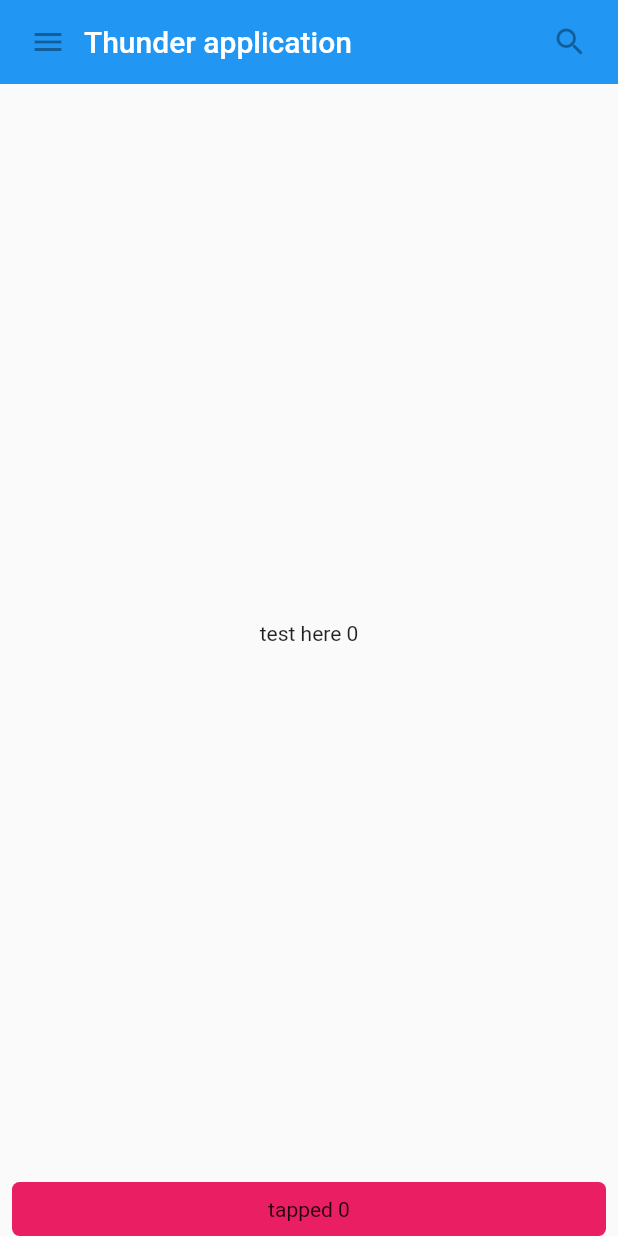
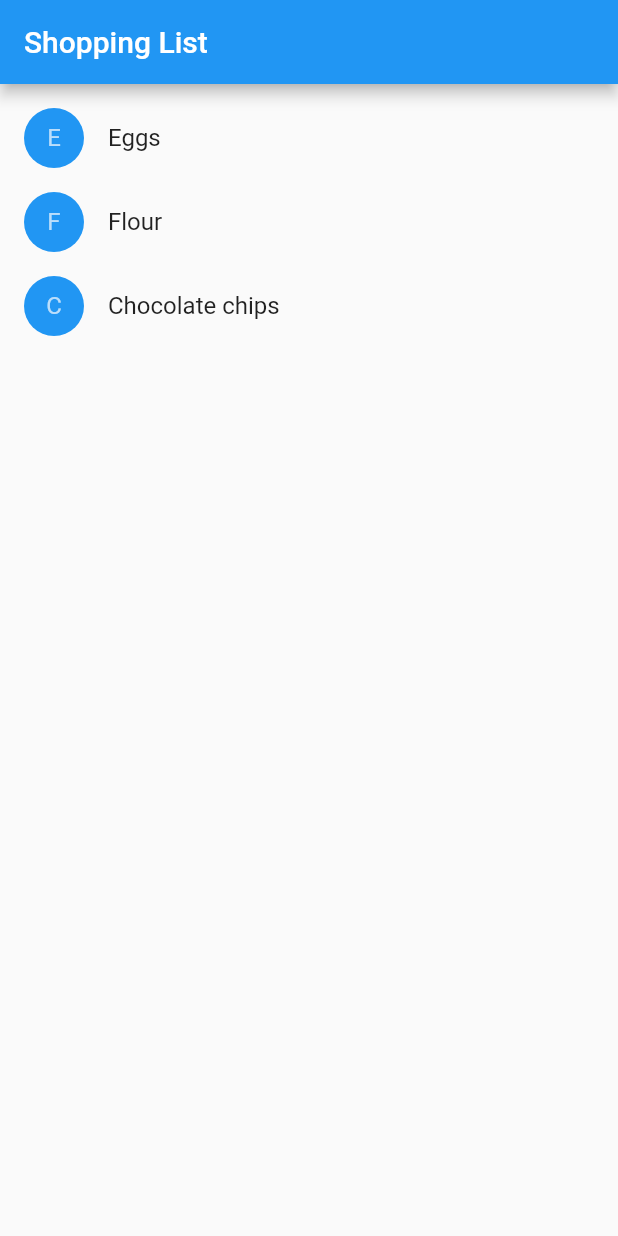
Before and after one commit to LockyBounty/flutterTraining, a Flutter app: the screen it shows after launch, on a phone screen of 412 x 824 dp. Run offline on Flutter 3.47's test engine with Material 2 defaults, Android fonts, the phone set to English and light mode, and no system bars.

Commit message:
changed files name

```diff
--- a/lib/main.dart
+++ b/lib/main.dart
@@ -1,113 +1 @@
 import 'package:flutter/material.dart';
-
-var button1 = 0;
-
-class MyAppBar extends StatelessWidget {
-  MyAppBar({this.title});
-
-  // Fields in a Widget subclass are always marked "final".
-
-  final Widget title;
-
-  @override
-  Widget build(BuildContext context) {
-    return Container(
-      height: 56.0, // in logical pixels
-      padding: const EdgeInsets.symmetric(horizontal: 8.0),
-      decoration: BoxDecoration(color: Colors.blue[500]),
-      // Row is a horizontal, linear layout.
-      child: Row(
-        // <Widget> is the type of items in the list.
-        children: <Widget>[
-          IconButton(
-            icon: Icon(Icons.menu),
-            tooltip: 'Navigation menu',
-            onPressed: null, // null disables the button
-          ),
-          // Expanded expands its child to fill the available space.
-          Expanded(
-            child: title,
-          ),
-          IconButton(
-            icon: Icon(Icons.search),
-            tooltip: 'Search',
-            onPressed: null,
-          ),
-        ],
-      ),
-    );
-  }
-}
-
-class MyScaffold extends StatelessWidget {
-  @override
-  Widget build(BuildContext context) {
-    var tester= 'test here $button1';
-    // Material is a conceptual piece of paper on which the UI appears.
-    return Material(
-      // Column is a vertical, linear layout.
-      child: Column(
-        children: <Widget>[
-          MyAppBar(
-            title: Text(
-              'Thunder application',
-              style: Theme.of(context).primaryTextTheme.title,
-            ),
-          ),
-          Expanded(
-            child: Center(
-              child: Text(tester),
-
-                //"Hello, welcome to North Korea my friend, we wish you a good trip! and dont forget buy our party badge"),
-            ),
-          ),
-          MyButton(),
-
-        ],
-      ),
-    );
-  }
-}
-
-class MyButton extends StatelessWidget {
-
-  @override
-  Widget build(BuildContext context) {
-
-    return GestureDetector(
-      onTap: () {
-
-        button1++;
-        print('MyButton was tapped! $button1');
-      },
-      child: Container(
-        height: 36.0,
-        padding: const EdgeInsets.all(8.0),
-        margin: const EdgeInsets.symmetric(horizontal: 8.0),
-        decoration: BoxDecoration(
-          borderRadius: BorderRadius.circular(5.0),
-          color: Colors.pink,
-        ),
-        child: Center(
-          child: Text('tapped $button1'),
-        ),
-      ),
-    );
-  }
-}
-
-/*class CountersState extends State<Counters>{
-
-}
-class Counters extends StatefulWidget {
-  @override
-  CountersState createState() => CountersState();
-}*/
-
-void main() {
-  runApp(MaterialApp(
-    title: 'My app', // used by the OS task switcher
-    home: MyScaffold(),
-
-  ));
-}
--- /dev/null
+++ b/lib/mainShoppingExampleandButton.dart
@@ -0,0 +1,272 @@
+import 'package:flutter/material.dart';
+
+// class MyAppBar extends StatelessWidget {
+//   MyAppBar({this.title});
+
+//   // Fields in a Widget subclass are always marked "final".
+
+//   final Widget title;
+
+//   @override
+//   Widget build(BuildContext context) {
+//     return Container(
+//       height: 56.0, // in logical pixels
+//       padding: const EdgeInsets.symmetric(horizontal: 8.0),
+//       decoration: BoxDecoration(color: Colors.blue[500]),
+//       // Row is a horizontal, linear layout.
+//       child: Row(
+//         // <Widget> is the type of items in the list.
+//         children: <Widget>[
+//           IconButton(
+//             icon: Icon(Icons.menu),
+//             tooltip: 'Navigation menu',
+//             onPressed: null, // null disables the button
+//           ),
+//           // Expanded expands its child to fill the available space.
+//           Expanded(
+//             child: title,
+//           ),
+//           IconButton(
+//             icon: Icon(Icons.search),
+//             tooltip: 'Search',
+//             onPressed: null,
+//           ),
+//         ],
+//       ),
+//     );
+//   }
+// }
+
+// var button1 = 0;
+
+// class MyButton extends StatelessWidget {
+
+//   @override
+//   Widget build(BuildContext context) {
+
+//     return GestureDetector(
+//       onTap: () {
+
+//         print('MyButton was tapped! ${button1++}');
+//       },
+//       child: Container(
+//         height: 56.0,
+//         padding: const EdgeInsets.all(8.0),
+//         margin: const EdgeInsets.symmetric(horizontal: 8.0),
+//         decoration: BoxDecoration(
+//           borderRadius: BorderRadius.circular(9.0),
+//           color: Colors.green,
+//         ),
+//         child: Center(
+//           child: Text('Button $button1'),
+//         ),
+//       ),
+//     );
+//   }
+// }
+
+// class MyScaffold extends StatelessWidget {
+//   @override
+//   Widget build(BuildContext context) {
+//     var tester= 'test here';
+//     // Material is a conceptual piece of paper on which the UI appears.
+//     return Material(
+//       // Column is a vertical, linear layout.
+//       child: Column(
+//         children: <Widget>[
+//           MyAppBar(
+//             title: Text(
+//               'Thunder application',
+//               style: Theme.of(context).primaryTextTheme.title,
+//             ),
+//           ),
+//           Expanded(
+//             child: Center(
+//               child: Text(tester),
+
+//                 //"Hello, welcome to North Korea my friend, we wish you a good trip! and dont forget buy our party badge"),
+//             ),
+//           ),
+//           ShoppingList()
+//           MyButton(),
+//           Counter(),
+
+//         ],
+//       ),
+//     );
+//   }
+// }
+
+
+
+class CounterDisplay extends StatelessWidget {
+  CounterDisplay({this.count});
+
+  final int count;
+
+  @override
+  Widget build(BuildContext context) {
+    print('I pissed on your face $count times');
+    return Text('Count: $count') ;
+  }
+}
+
+class CounterIncrementor extends StatelessWidget {
+  CounterIncrementor({this.onPressed});
+
+  final VoidCallback onPressed;
+
+  @override
+  Widget build(BuildContext context) {
+    return RaisedButton(
+      onPressed: onPressed,
+      child: Text('Increment Piss'),
+    );
+  }
+}
+
+class Counter extends StatefulWidget {
+  @override
+  _CounterState createState() => _CounterState();
+}
+
+class _CounterState extends State<Counter> {
+  int _counter = 0;
+
+  void _increment() {
+    setState(() {
+      ++_counter;
+    });
+  }
+
+  @override
+  Widget build(BuildContext context) {
+    return Row(children: <Widget>[
+      CounterIncrementor(onPressed: _increment),
+      Expanded(child: Center(
+              child: Text("lol"),)),
+      CounterDisplay(count: _counter),
+    ]);
+  }
+}
+
+
+class Product {
+  const Product({this.name});
+  final String name;
+}
+
+typedef void CartChangedCallback(Product product, bool inCart);
+
+class ShoppingListItem extends StatelessWidget {
+  ShoppingListItem({Product product, this.inCart, this.onCartChanged})
+      : product = product,
+        super(key: ObjectKey(product));
+
+  final Product product;
+  final bool inCart;
+  final CartChangedCallback onCartChanged;
+
+  Color _getColor(BuildContext context) {
+    // The theme depends on the BuildContext because different parts of the tree
+    // can have different themes.  The BuildContext indicates where the build is
+    // taking place and therefore which theme to use.
+
+    return inCart ? Colors.green : Theme.of(context).primaryColor;
+  }
+
+  TextStyle _getTextStyle(BuildContext context) {
+    if (!inCart) return null;
+
+    return TextStyle(
+      color: Colors.green,
+      decoration: TextDecoration.lineThrough,
+    );
+  }
+
+  @override
+  Widget build(BuildContext context) {
+    return ListTile(
+      onTap: () {
+        onCartChanged(product, inCart);
+      },
+      leading: CircleAvatar(
+        backgroundColor: _getColor(context),
+        child: Text(product.name[0]),
+      ),
+      title: Text(product.name, style: _getTextStyle(context)),
+    );
+  }
+}
+
+class ShoppingList extends StatefulWidget {
+  ShoppingList({Key key, this.products}) : super(key: key);
+
+  final List<Product> products;
+
+  // The framework calls createState the first time a widget appears at a given
+  // location in the tree. If the parent rebuilds and uses the same type of
+  // widget (with the same key), the framework re-uses the State object
+  // instead of creating a new State object.
+
+  @override
+  _ShoppingListState createState() => _ShoppingListState();
+}
+
+class _ShoppingListState extends State<ShoppingList> {
+  Set<Product> _shoppingCart = Set<Product>();
+
+  void _handleCartChanged(Product product, bool inCart) {
+    setState(() {
+      // When a user changes what's in the cart, you need to change
+      // _shoppingCart inside a setState call to trigger a rebuild.
+      // The framework then calls build, below,
+      // which updates the visual appearance of the app.
+
+      if (!inCart)
+        _shoppingCart.add(product);
+      else
+        _shoppingCart.remove(product);
+    });
+  }
+
+  @override
+  Widget build(BuildContext context) {
+    return Scaffold(
+      appBar: AppBar(
+        title: Text('Shopping List'),
+      ),
+      body: ListView(
+        padding: EdgeInsets.symmetric(vertical: 8.0),
+        children: widget.products.map((Product product) {
+          return ShoppingListItem(
+            product: product,
+            inCart: _shoppingCart.contains(product),
+            onCartChanged: _handleCartChanged,
+          );
+        }).toList(),
+      ),
+    );
+  }
+}
+
+void main() {
+  runApp(MaterialApp(
+    title: 'Shopping App',
+    home: ShoppingList(
+      products: <Product>[
+        Product(name: 'Eggs'),
+        Product(name: 'Flour'),
+        Product(name: 'Chocolate chips'),
+      ],
+    ),
+  ));
+}
+
+// void main() {
+//   runApp(MaterialApp(
+//     title: 'My app', // used by the OS task switcher
+//     home: MyScaffold(),
+
+//   ));
+// }
```
